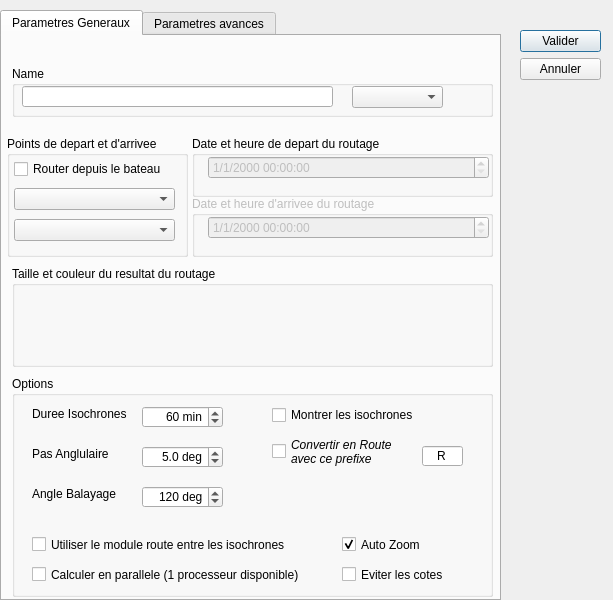
This is src/Ui/Routage_Editor.ui in nohal/qtVlm as Qt 5 draws it before an edit. The edited form follows.
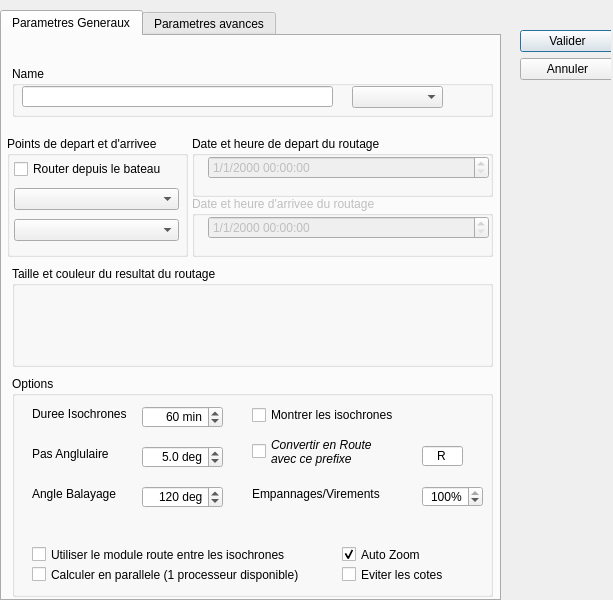
This is the edited form.

Commit message: add tack/gybe slowdown parameter in route and routage allow time spec for estime even if polar is scaled to estime some other small changes

Patch:
```diff
--- a/src/Ui/Routage_Editor.ui
+++ b/src/Ui/Routage_Editor.ui
@@ -79,7 +79,7 @@
         <rect>
          <x>7</x>
          <y>20</y>
-         <width>161</width>
+         <width>165</width>
          <height>91</height>
         </rect>
        </property>
@@ -288,7 +288,7 @@
       <widget class="QCheckBox" name="showIso">
        <property name="geometry">
         <rect>
-         <x>260</x>
+         <x>240</x>
          <y>30</y>
          <width>201</width>
          <height>18</height>
@@ -301,7 +301,7 @@
       <widget class="QCheckBox" name="convRoute">
        <property name="geometry">
         <rect>
-         <x>260</x>
+         <x>240</x>
          <y>60</y>
          <width>141</width>
          <height>31</height>
@@ -323,7 +323,7 @@
        <property name="geometry">
         <rect>
          <x>20</x>
-         <y>160</y>
+         <y>170</y>
          <width>301</width>
          <height>17</height>
         </rect>
@@ -387,7 +387,7 @@
        <property name="geometry">
         <rect>
          <x>330</x>
-         <y>160</y>
+         <y>170</y>
          <width>131</width>
          <height>17</height>
         </rect>
@@ -399,6 +399,47 @@
         <bool>true</bool>
        </property>
       </widget>
+      <widget class="QSpinBox" name="speedLossOnTack">
+       <property name="geometry">
+        <rect>
+         <x>410</x>
+         <y>110</y>
+         <width>61</width>
+         <height>21</height>
+        </rect>
+       </property>
+       <property name="toolTip">
+        <string>Pourcentage de la polaire a appliquer pendant une vacation</string>
+       </property>
+       <property name="alignment">
+        <set>Qt::AlignRight|Qt::AlignTrailing|Qt::AlignVCenter</set>
+       </property>
+       <property name="suffix">
+        <string>%</string>
+       </property>
+       <property name="minimum">
+        <number>1</number>
+       </property>
+       <property name="maximum">
+        <number>100</number>
+       </property>
+       <property name="value">
+        <number>100</number>
+       </property>
+      </widget>
+      <widget class="QLabel" name="label_6">
+       <property name="geometry">
+        <rect>
+         <x>240</x>
+         <y>110</y>
+         <width>171</width>
+         <height>16</height>
+        </rect>
+       </property>
+       <property name="text">
+        <string>Empannages/Virements</string>
+       </property>
+      </widget>
      </widget>
      <widget class="QGroupBox" name="groupBox_eta">
       <property name="enabled">
@@ -873,7 +914,7 @@
      <rect>
       <x>520</x>
       <y>30</y>
-      <width>81</width>
+      <width>95</width>
       <height>471</height>
      </rect>
     </property>
```
Left out of the diff: 2 changed lines with no effect on the pictures. The commit also changes 13 other files.
